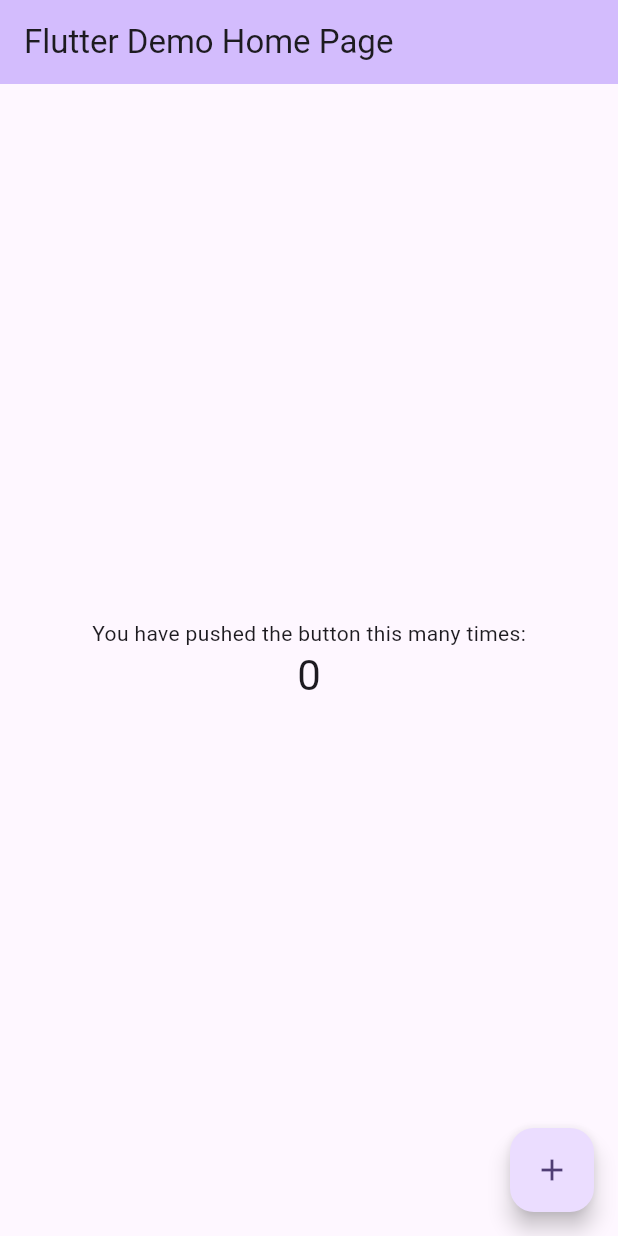
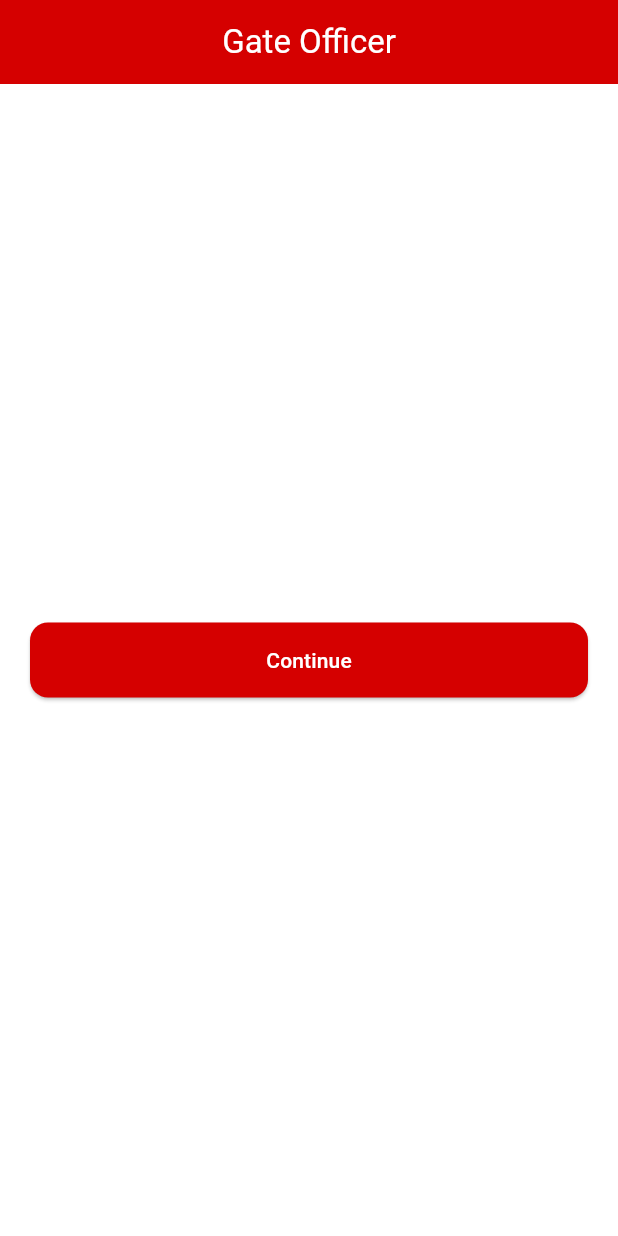
Before and after one commit to Thangella-Supraja/gateofficer-flutter, a Flutter app: the screen it shows after launch, on a phone screen of 412 x 824 dp. Run offline on Flutter 3.47's test engine with Material 3 defaults, Android fonts, the phone set to English and light mode, and no system bars.

Commit message:
Added professional Flutter architecture

```diff
--- /dev/null
+++ b/lib/core/constants/app_colors.dart
@@ -0,0 +1,15 @@
+import 'package:flutter/material.dart';
+
+class AppColors {
+  static const Color primaryColor = Color(0xFFD50000);
+
+  static const Color secondaryColor = Color(0xFFFFF5F5);
+
+  static const Color backgroundColor = Colors.white;
+
+  static const Color textPrimary = Color(0xFF1A1A1A);
+
+  static const Color textSecondary = Color(0xFF666666);
+
+  static const Color borderColor = Color(0xFFE0E0E0);
+}
--- /dev/null
+++ b/lib/core/theme/app_theme.dart
@@ -0,0 +1,46 @@
+import 'package:flutter/material.dart';
+import '../constants/app_colors.dart';
+
+class AppTheme {
+  static ThemeData lightTheme = ThemeData(
+    primaryColor: AppColors.primaryColor,
+
+    scaffoldBackgroundColor: AppColors.backgroundColor,
+
+    appBarTheme: const AppBarTheme(
+      backgroundColor: AppColors.primaryColor,
+      foregroundColor: Colors.white,
+      elevation: 0,
+      centerTitle: true,
+    ),
+
+    elevatedButtonTheme: ElevatedButtonThemeData(
+      style: ElevatedButton.styleFrom(
+        backgroundColor: AppColors.primaryColor,
+        foregroundColor: Colors.white,
+        minimumSize: const Size(double.infinity, 50),
+        shape: RoundedRectangleBorder(borderRadius: BorderRadius.circular(12)),
+      ),
+    ),
+
+    inputDecorationTheme: InputDecorationTheme(
+      filled: true,
+      fillColor: AppColors.secondaryColor,
+
+      border: OutlineInputBorder(
+        borderRadius: BorderRadius.circular(12),
+        borderSide: const BorderSide(color: AppColors.borderColor),
+      ),
+
+      enabledBorder: OutlineInputBorder(
+        borderRadius: BorderRadius.circular(12),
+        borderSide: const BorderSide(color: AppColors.borderColor),
+      ),
+
+      focusedBorder: OutlineInputBorder(
+        borderRadius: BorderRadius.circular(12),
+        borderSide: const BorderSide(color: AppColors.primaryColor, width: 2),
+      ),
+    ),
+  );
+}
--- a/lib/main.dart
+++ b/lib/main.dart
@@ -1,121 +1,33 @@
 import 'package:flutter/material.dart';
+import 'core/theme/app_theme.dart';
+import 'shared/widgets/custom_button.dart';
 
 void main() {
-  runApp(const MyApp());
+  runApp(const GateOfficerApp());
 }
 
-class MyApp extends StatelessWidget {
-  const MyApp({super.key});
+class GateOfficerApp extends StatelessWidget {
+  const GateOfficerApp({super.key});
 
-  // This widget is the root of your application.
   @override
   Widget build(BuildContext context) {
     return MaterialApp(
-      title: 'Flutter Demo',
-      theme: ThemeData(
-        // This is the theme of your application.
-        //
-        // TRY THIS: Try running your application with "flutter run". You'll see
-        // the application has a purple toolbar. Then, without quitting the app,
-        // try changing the seedColor in the colorScheme below to Colors.green
-        // and then invoke "hot reload" (save your changes or press the "hot
-        // reload" button in a Flutter-supported IDE, or press "r" if you used
-        // the command line to start the app).
-        //
-        // Notice that the counter didn't reset back to zero; the application
-        // state is not lost during the reload. To reset the state, use hot
-        // restart instead.
-        //
-        // This works for code too, not just values: Most code changes can be
-        // tested with just a hot reload.
-        colorScheme: .fromSeed(seedColor: Colors.deepPurple),
-      ),
-      home: const MyHomePage(title: 'Flutter Demo Home Page'),
-    );
-  }
-}
+      debugShowCheckedModeBanner: false,
 
-class MyHomePage extends StatefulWidget {
-  const MyHomePage({super.key, required this.title});
+      title: 'Gate Officer',
 
-  // This widget is the home page of your application. It is stateful, meaning
-  // that it has a State object (defined below) that contains fields that affect
-  // how it looks.
+      theme: AppTheme.lightTheme,
 
-  // This class is the configuration for the state. It holds the values (in this
-  // case the title) provided by the parent (in this case the App widget) and
-  // used by the build method of the State. Fields in a Widget subclass are
-  // always marked "final".
+      home: Scaffold(
+        appBar: AppBar(title: const Text('Gate Officer')),
 
-  final String title;
+        body: Center(
+          child: Padding(
+            padding: const EdgeInsets.all(20),
 
-  @override
-  State<MyHomePage> createState() => _MyHomePageState();
-}
-
-class _MyHomePageState extends State<MyHomePage> {
-  int _counter = 0;
-
-  void _incrementCounter() {
-    setState(() {
-      // This call to setState tells the Flutter framework that something has
-      // changed in this State, which causes it to rerun the build method below
-      // so that the display can reflect the updated values. If we changed
-      // _counter without calling setState(), then the build method would not be
-      // called again, and so nothing would appear to happen.
-      _counter++;
-    });
-  }
-
-  @override
-  Widget build(BuildContext context) {
-    // This method is rerun every time setState is called, for instance as done
-    // by the _incrementCounter method above.
-    //
-    // The Flutter framework has been optimized to make rerunning build methods
-    // fast, so that you can just rebuild anything that needs updating rather
-    // than having to individually change instances of widgets.
-    return Scaffold(
-      appBar: AppBar(
-        // TRY THIS: Try changing the color here to a specific color (to
-        // Colors.amber, perhaps?) and trigger a hot reload to see the AppBar
-        // change color while the other colors stay the same.
-        backgroundColor: Theme.of(context).colorScheme.inversePrimary,
-        // Here we take the value from the MyHomePage object that was created by
-        // the App.build method, and use it to set our appbar title.
-        title: Text(widget.title),
-      ),
-      body: Center(
-        // Center is a layout widget. It takes a single child and positions it
-        // in the middle of the parent.
-        child: Column(
-          // Column is also a layout widget. It takes a list of children and
-          // arranges them vertically. By default, it sizes itself to fit its
-          // children horizontally, and tries to be as tall as its parent.
-          //
-          // Column has various properties to control how it sizes itself and
-          // how it positions its children. Here we use mainAxisAlignment to
-          // center the children vertically; the main axis here is the vertical
-          // axis because Columns are vertical (the cross axis would be
-          // horizontal).
-          //
-          // TRY THIS: Invoke "debug painting" (choose the "Toggle Debug Paint"
-          // action in the IDE, or press "p" in the console), to see the
-          // wireframe for each widget.
-          mainAxisAlignment: .center,
-          children: [
-            const Text('You have pushed the button this many times:'),
-            Text(
-              '$_counter',
-              style: Theme.of(context).textTheme.headlineMedium,
-            ),
-          ],
+            child: CustomButton(title: 'Continue', onPressed: () {}),
+          ),
         ),
-      ),
-      floatingActionButton: FloatingActionButton(
-        onPressed: _incrementCounter,
-        tooltip: 'Increment',
-        child: const Icon(Icons.add),
       ),
     );
   }
--- /dev/null
+++ b/lib/shared/widgets/custom_button.dart
@@ -0,0 +1,13 @@
+import 'package:flutter/material.dart';
+
+class CustomButton extends StatelessWidget {
+  final String title;
+  final VoidCallback onPressed;
+
+  const CustomButton({super.key, required this.title, required this.onPressed});
+
+  @override
+  Widget build(BuildContext context) {
+    return ElevatedButton(onPressed: onPressed, child: Text(title));
+  }
+}
```
Also changed, not shown: lib/routes/app_routes.dart (added).
